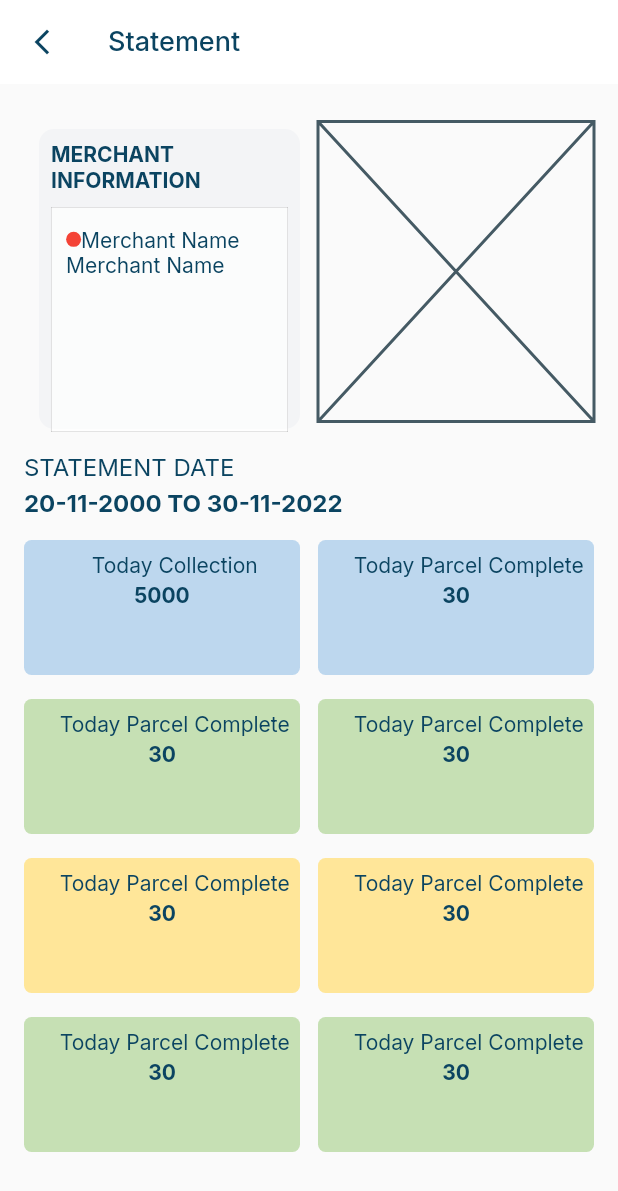
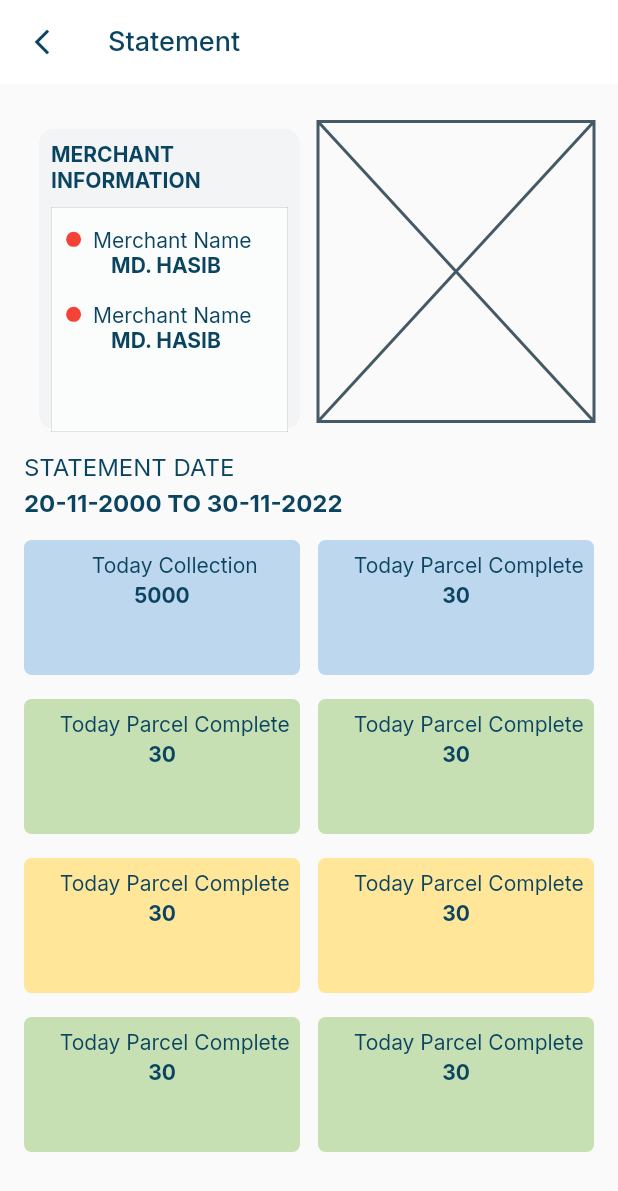
Before and after one commit to nurnabi-flutter-excelitai/Parcel--Star, a Flutter app: the screen it shows after launch, on a phone screen of 412 x 824 dp. Shown: the top 1191 px of the screen. Run offline on Flutter 3.47's test engine with Material 2 defaults, Android fonts, the phone set to English and light mode, and no system bars; our stand-ins replace google_fonts.

Commit message:
mercentinformation_done

```diff
--- a/lib/main.dart
+++ b/lib/main.dart
@@ -1,4 +1,5 @@
 import 'package:flutter/material.dart';
+import 'package:parcel_star/view/screens/parcel_statement.dart';
 import 'package:parcel_star/view/screens/statement_screen.dart';
 
 void main() {
--- a/lib/view/screens/statement_screen.dart
+++ b/lib/view/screens/statement_screen.dart
@@ -67,7 +67,9 @@ class _StatementScreenState extends State<StatementScreen> {
                                         children: [
                                           Column(
                                             crossAxisAlignment: CrossAxisAlignment.start,
+                                           // mainAxisAlignment: MainAxisAlignment.center,
                                             children: [
+
                                               Row(
 
                                                 children:  [
@@ -75,14 +77,50 @@ class _StatementScreenState extends State<StatementScreen> {
                                                     radius: 5,
                                                     backgroundColor: Colors.red,
                                                   ),
-                                                  Text('Merchant Name',style: myStyleInter(14, AppColor.statementScreenTextColor),),
+                                                  Padding(
+                                                    padding: const EdgeInsets.only(left: 8.0),
+                                                    child: Text('Merchant Name',style: myStyleInter(14, AppColor.statementScreenTextColor,FontWeight.w400),),
+                                                  ),
 
 
 
 
                                                 ],
                                               ),
-                                              Text('Merchant Name',style: myStyleInter(14, AppColor.statementScreenTextColor),),
+                                              Padding(
+                                                padding: const EdgeInsets.only(left: 30.0, ),
+                                                child: Text('MD. HASIB',style: myStyleInter(14, AppColor.statementScreenTextColor,FontWeight.w700),),
+                                              ),
+                                            ],
+                                          ),
+
+                                          SizedBox(height: 16,),
+                                          Column(
+                                            crossAxisAlignment: CrossAxisAlignment.start,
+                                           // mainAxisAlignment: MainAxisAlignment.center,
+                                            children: [
+
+                                              Row(
+
+                                                children:  [
+                                                  const CircleAvatar(
+                                                    radius: 5,
+                                                    backgroundColor: Colors.red,
+                                                  ),
+                                                  Padding(
+                                                    padding: const EdgeInsets.only(left: 8.0),
+                                                    child: Text('Merchant Name',style: myStyleInter(14, AppColor.statementScreenTextColor,FontWeight.w400),),
+                                                  ),
+
+
+
+
+                                                ],
+                                              ),
+                                              Padding(
+                                                padding: const EdgeInsets.only(left: 30.0, ),
+                                                child: Text('MD. HASIB',style: myStyleInter(14, AppColor.statementScreenTextColor,FontWeight.w700),),
+                                              ),
                                             ],
                                           ),
 
```
